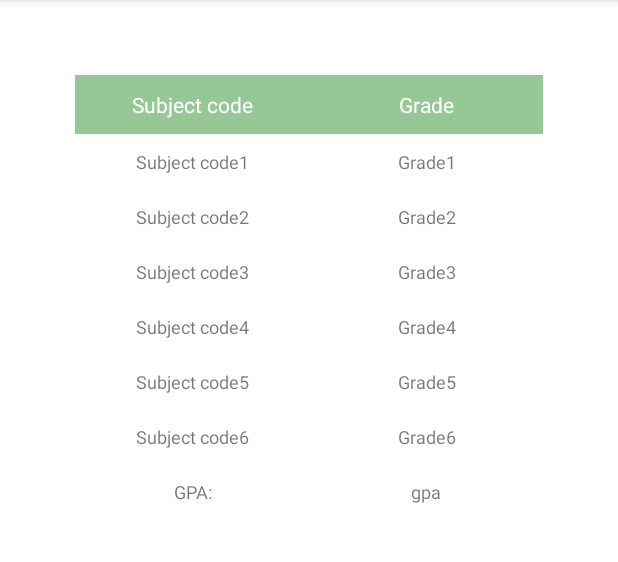
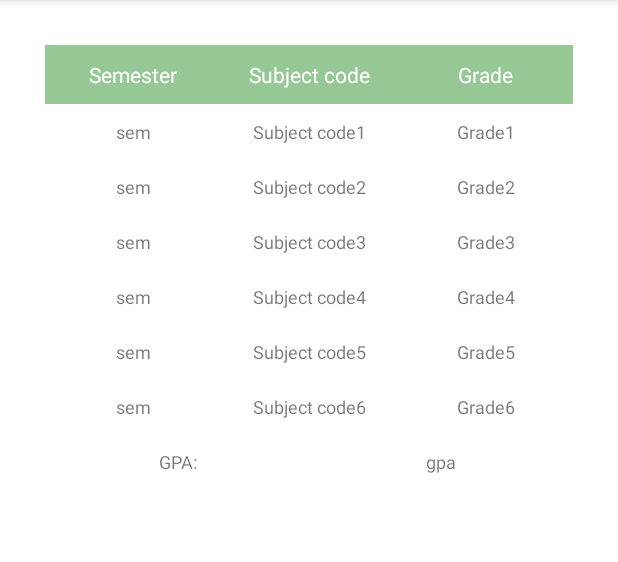
Before and after one commit to Koushik0901/CollegeApp, an Android app: the viewMark screen opened directly, with no data from a screen before it, on a phone screen of 412 x 824 dp, the part 84-646 px from its top. Run offline under Robolectric (Android 15) with nearby library versions, the phone set to English and light mode, and no system bars; libraries missing offline, so code that uses them is left out: io.realm, io.realm.mongodb, org.bson; 8 statements that could not run were skipped.

Commit message:
implemented marks view code

```diff
--- a/app/src/main/java/com/example/collegeapp/viewMark.java
+++ b/app/src/main/java/com/example/collegeapp/viewMark.java
@@ -1,13 +1,165 @@
 package com.example.collegeapp;
 
+import android.graphics.Color;
+import android.graphics.Typeface;
 import android.os.Bundle;
+import android.util.Log;
+import android.view.View;
+
+import android.widget.TextView;
+import android.widget.Toast;
 
 import androidx.appcompat.app.AppCompatActivity;
 
-public class viewMark extends AppCompatActivity {
+import org.bson.Document;
+
+import java.util.ArrayList;
+import java.util.Set;
+
+import io.realm.mongodb.App;
+import io.realm.mongodb.AppConfiguration;
+import io.realm.mongodb.RealmResultTask;
+import io.realm.mongodb.User;
+import io.realm.mongodb.mongo.MongoClient;
+import io.realm.mongodb.mongo.MongoCollection;
+import io.realm.mongodb.mongo.MongoDatabase;
+import io.realm.mongodb.mongo.iterable.MongoCursor;
+
+public class viewMark extends AppCompatActivity implements View.OnClickListener {
+    String appId = "application-0-pbtso";
+    MongoClient mongoClient;
+    MongoDatabase mongoDatabase;
+    User user;
+    App app;
+    MongoCollection<Document> mongoCollection;
+
+    Document marks;
+    String gpa, sem_num;
+
+    TextView getTitle1, getTitle2, getTitle3;
+    TextView getSem1, getSem2, getSem3, getSem4, getSem5, getSem6;
+    TextView getSub1, getSub2, getSub3, getSub4, getSub5, getSub6;
+    TextView getGrade1, getGrade2, getGrade3, getGrade4, getGrade5, getGrade6;
+    TextView getGPA;
+
     @Override
     protected void onCreate(Bundle savedInstanceState) {
         super.onCreate(savedInstanceState);
-        setContentView(R.layout.view_mark);
+        setContentView(R.layout.activity_view_mark);
+
+        getTitle1 = findViewById(R.id.title1);
+        getTitle1 = findViewById(R.id.title2);
+        getTitle1 = findViewById(R.id.title3);
+
+        getSem1 = findViewById(R.id.sem1);
+        getSem2 = findViewById(R.id.sem2);
+        getSem3 = findViewById(R.id.sem3);
+        getSem4 = findViewById(R.id.sem4);
+        getSem5 = findViewById(R.id.sem5);
+        getSem6 = findViewById(R.id.sem6);
+
+        getSub1 = findViewById(R.id.sub1);
+        getSub2 = findViewById(R.id.sub2);
+        getSub3 = findViewById(R.id.sub3);
+        getSub4 = findViewById(R.id.sub4);
+        getSub5 = findViewById(R.id.sub5);
+        getSub6 = findViewById(R.id.sub6);
+
+        getGrade1 = findViewById(R.id.grade1);
+        getGrade2 = findViewById(R.id.grade2);
+        getGrade3 = findViewById(R.id.grade3);
+        getGrade4 = findViewById(R.id.grade4);
+        getGrade5 = findViewById(R.id.grade5);
+        getGrade6 = findViewById(R.id.grade6);
+
+        getGPA = findViewById(R.id.gpa);
+
+        // connect to MongoDB
+        app = new App(new AppConfiguration.Builder(appId).build());
+
+        user = app.currentUser();
+        mongoClient = user.getMongoClient("mongodb-atlas");
+        mongoDatabase = mongoClient.getDatabase("CollegeData");
+        mongoCollection = mongoDatabase.getCollection("Marks");
+
+        // create a document for find query
+        Document queryFilter = new Document("_id", user.getProfile().getEmail());
+        // init a mongo collection find task
+        RealmResultTask<MongoCursor<Document>> findTask = mongoCollection.find(queryFilter).iterator();
+        findTask.getAsync(task -> {
+                    if (task.isSuccess()) {
+                        MongoCursor<Document> results = task.get();
+                        // check if the document already exists
+                        if (results.hasNext()) {
+                            Log.v("Find", "Found something");
+                            Document result = results.next();
+                            marks = (Document) result.get("marks");
+                            gpa = (String) result.get("gpa");
+                            sem_num = (String) result.get("sem_num");
+                            Log.v("doc", "" + gpa + " " + sem_num + " " + marks);
+                            addData();
+                        } else {
+                            Log.v("ERROR", "no data found");
+                            Toast.makeText(getApplicationContext(), "Sorry, no data found :(", Toast.LENGTH_LONG).show();
+                        }
+                    }
+                    else {
+                        Log.v("Find", "Found nothing");
+                    }
+                });
+    }
+
+    private void setTextView(TextView tv, String title, int color, int typeface) {
+        Log.v("text",  " title " + title);
+
+        tv.setText(title.toUpperCase());
+        tv.setTextColor(color);
+        tv.setPadding(10, 10, 10, 10);
+        tv.setTypeface(Typeface.DEFAULT, typeface);
+    }
+
+
+
+    public void addData() {
+        Log.v("data", "" + marks);
+        Set<String> keysSet = marks.keySet();
+        ArrayList<String> keysList = new ArrayList<>(keysSet);
+
+
+        setTextView(getSem1, sem_num, Color.BLACK, Typeface.NORMAL);
+        setTextView(getSub1, keysList.get(0), Color.BLACK, Typeface.NORMAL);
+        setTextView(getGrade1, (String) marks.get(keysList.get(0)), Color.BLACK, Typeface.NORMAL);
+
+        setTextView(getSem2, sem_num, Color.BLACK, Typeface.NORMAL);
+        setTextView(getSub2, keysList.get(1), Color.BLACK, Typeface.NORMAL);
+        setTextView(getGrade2, (String) marks.get(keysList.get(1)), Color.BLACK, Typeface.NORMAL);
+
+        setTextView(getSem3, sem_num, Color.BLACK, Typeface.NORMAL);
+        setTextView(getSub3, keysList.get(2), Color.BLACK, Typeface.NORMAL);
+        setTextView(getGrade3, (String) marks.get(keysList.get(2)), Color.BLACK, Typeface.NORMAL);
+
+        setTextView(getSem4, sem_num, Color.BLACK, Typeface.NORMAL);
+        setTextView(getSub4, keysList.get(3), Color.BLACK, Typeface.NORMAL);
+        setTextView(getGrade4, (String) marks.get(keysList.get(3)), Color.BLACK, Typeface.NORMAL);
+
+        setTextView(getSem5, sem_num, Color.BLACK, Typeface.NORMAL);
+        setTextView(getSub5, keysList.get(4), Color.BLACK, Typeface.NORMAL);
+        setTextView(getGrade5, (String) marks.get(keysList.get(4)), Color.BLACK, Typeface.NORMAL);
+
+        setTextView(getSem6, sem_num, Color.BLACK, Typeface.NORMAL);
+        setTextView(getSub6, keysList.get(5), Color.BLACK, Typeface.NORMAL);
+        setTextView(getGrade6, (String) marks.get(keysList.get(5)), Color.BLACK, Typeface.NORMAL);
+
+
+        setTextView(getGPA, gpa, Color.BLACK, Typeface.NORMAL);
+    }
+    @Override
+    public void onClick(View v) {
+        int id = v.getId();
+        TextView tv = findViewById(id);
+        if (null != tv) {
+            Log.i("onClick", "Clicked on row :: " + id);
+//            Toast.makeText(this, "Clicked on row :: " + id + ", Text :: " + tv.getText(), Toast.LENGTH_SHORT).show();
+        }
     }
 }
--- a/app/src/main/res/layout/activity_student_home.xml
+++ b/app/src/main/res/layout/activity_student_home.xml
@@ -188,7 +188,8 @@
         android:layout_width="244dp"
         android:layout_height="44dp"
         android:layout_marginBottom="12dp"
-        android:text=""
+        android:text="name"
+        android:gravity="center"
         app:layout_constraintBottom_toTopOf="@+id/user_reg"
         app:layout_constraintEnd_toEndOf="parent"
         app:layout_constraintHorizontal_bias="0.497"
@@ -199,7 +200,8 @@
         android:layout_width="244dp"
         android:layout_height="44dp"
         android:layout_marginBottom="16dp"
-        android:text="asdas"
+        android:text="@string/register_number"
+        android:gravity="center"
         app:layout_constraintBottom_toTopOf="@+id/linearLayout"
         app:layout_constraintEnd_toEndOf="parent"
         app:layout_constraintHorizontal_bias="0.497"
--- a/app/src/main/res/layout/view_mark.xml
+++ b/app/src/main/res/layout/activity_view_mark.xml
@@ -4,18 +4,31 @@
     android:layout_height="match_parent">
 
     <TableLayout
+        android:id="@+id/tableLayout"
         android:layout_width="match_parent"
         android:layout_height="wrap_content"
         android:background="@color/white"
-        android:layout_margin="50dp"
+        android:layout_margin="30dp"
         tools:ignore="UselessParent">
 
 
 
         <TableRow
             android:background="@color/colorgreen">
+            <TextView
+            android:id="@+id/title1"
+            android:layout_width="0dp"
+            android:layout_height="wrap_content"
+            android:layout_gravity="center"
+            android:layout_weight="2"
+            android:padding="10sp"
+            android:text="Semester"
+            android:textAlignment="center"
+            android:textColor="@color/white"
+            android:textSize="14sp" />
 
             <TextView
+                android:id="@+id/title2"
                 android:layout_width="0dp"
                 android:layout_height="wrap_content"
                 android:layout_gravity="center"
@@ -27,6 +40,7 @@
                 android:textSize="14sp" />
 
             <TextView
+                android:id="@+id/title3"
                 android:layout_width="0dp"
                 android:layout_height="wrap_content"
                 android:text="@string/col2"
@@ -41,6 +55,17 @@
 
         <TableRow>
             <TextView
+                android:id="@+id/sem1"
+                android:layout_width="0dp"
+                android:layout_height="wrap_content"
+                android:text="sem"
+                android:textAlignment="center"
+                android:padding="10sp"
+                android:textSize="12sp"
+                android:layout_weight="2"
+                android:layout_gravity="center"/>
+            <TextView
+                android:id="@+id/sub1"
                 android:layout_width="0dp"
                 android:layout_height="wrap_content"
                 android:text="@string/code1"
@@ -50,6 +75,7 @@
                 android:layout_weight="2"
                 android:layout_gravity="center"/>
             <TextView
+                android:id="@+id/grade1"
                 android:layout_width="0dp"
                 android:layout_height="wrap_content"
                 android:text="@string/mark1"
@@ -62,6 +88,17 @@
 
         <TableRow>
             <TextView
+                android:id="@+id/sem2"
+                android:layout_width="0dp"
+                android:layout_height="wrap_content"
+                android:text="sem"
+                android:textAlignment="center"
+                android:padding="10sp"
+                android:textSize="12sp"
+                android:layout_weight="2"
+                android:layout_gravity="center"/>
+            <TextView
+                android:id="@+id/sub2"
                 android:layout_width="0dp"
                 android:layout_height="wrap_content"
                 android:text="@string/code2"
@@ -71,6 +108,7 @@
                 android:layout_weight="2"
                 android:layout_gravity="center"/>
             <TextView
+                android:id="@+id/grade2"
                 android:layout_width="0dp"
                 android:layout_height="wrap_content"
                 android:textAlignment="center"
@@ -83,6 +121,17 @@
         </TableRow>
         <TableRow>
             <TextView
+                android:id="@+id/sem3"
+                android:layout_width="0dp"
+                android:layout_height="wrap_content"
+                android:text="sem"
+                android:textAlignment="center"
+                android:padding="10sp"
+                android:textSize="12sp"
+                android:layout_weight="2"
+                android:layout_gravity="center"/>
+            <TextView
+                android:id="@+id/sub3"
                 android:layout_width="0dp"
                 android:layout_height="wrap_content"
                 android:text="@string/code3"
@@ -92,6 +141,7 @@
                 android:layout_weight="2"
                 android:layout_gravity="center"/>
             <TextView
+                android:id="@+id/grade3"
                 android:layout_width="0dp"
                 android:layout_height="wrap_content"
                 android:text="@string/mark3"
@@ -105,6 +155,17 @@
         </TableRow>
         <TableRow>
             <TextView
+                android:id="@+id/sem4"
+                android:layout_width="0dp"
+                android:layout_height="wrap_content"
+                android:text="sem"
+                android:textAlignment="center"
+                android:padding="10sp"
+                android:textSize="12sp"
+                android:layout_weight="2"
+                android:layout_gravity="center"/>
+            <TextView
+                android:id="@+id/sub4"
                 android:layout_width="0dp"
                 android:layout_height="wrap_content"
                 android:text="@string/code4"
@@ -114,6 +175,7 @@
                 android:layout_weight="2"
                 android:layout_gravity="center"/>
             <TextView
+                android:id="@+id/grade4"
                 android:layout_width="0dp"
                 android:layout_height="wrap_content"
                 android:text="@string/mark4"
@@ -125,6 +187,17 @@
         </TableRow>
         <TableRow>
             <TextView
+                android:id="@+id/sem5"
+                android:layout_width="0dp"
+                android:layout_height="wrap_content"
+                android:text="sem"
+                android:textAlignment="center"
+                android:padding="10sp"
+                android:textSize="12sp"
+                android:layout_weight="2"
+                android:layout_gravity="center"/>
+            <TextView
+                android:id="@+id/sub5"
                 android:layout_width="0dp"
                 android:layout_height="wrap_content"
                 android:text="@string/code5"
@@ -134,6 +207,7 @@
                 android:layout_weight="2"
                 android:layout_gravity="center"/>
             <TextView
+                android:id="@+id/grade5"
                 android:layout_width="0dp"
                 android:layout_height="wrap_content"
                 android:text="@string/mark5"
@@ -146,6 +220,17 @@
         </TableRow>
         <TableRow>
             <TextView
+                android:id="@+id/sem6"
+                android:layout_width="0dp"
+                android:layout_height="wrap_content"
+                android:text="sem"
+                android:textAlignment="center"
+                android:padding="10sp"
+                android:textSize="12sp"
+                android:layout_weight="2"
+                android:layout_gravity="center"/>
+            <TextView
+                android:id="@+id/sub6"
                 android:layout_width="0dp"
                 android:layout_height="wrap_content"
                 android:text="@string/code6"
@@ -155,6 +240,7 @@
                 android:layout_weight="2"
                 android:layout_gravity="center"/>
             <TextView
+                android:id="@+id/grade6"
                 android:layout_width="0dp"
                 android:layout_height="wrap_content"
                 android:text="@string/mark6"
@@ -175,6 +261,7 @@
                 android:layout_weight="2"
                 android:layout_gravity="center_horizontal"/>
             <TextView
+                android:id="@+id/gpa"
                 android:layout_width="0dp"
                 android:layout_height="wrap_content"
                 android:text="@string/gpa"
@@ -189,4 +276,4 @@
 
 
 
-    </RelativeLayout>
+</RelativeLayout>
```
Also changed, not shown: app/src/main/java/com/example/collegeapp/ViewAttendance.java (added, +74 -0 lines), app/src/main/java/com/example/collegeapp/ViewNotice.java (added, +14 -0 lines), app/src/main/res/layout/activity_admin_home.xml (+9 -4 lines), app/src/main/res/layout/activity_view_attendance.xml (added, +9 -0 lines), app/src/main/res/layout/activity_view_notice.xml (added, +9 -0 lines).
